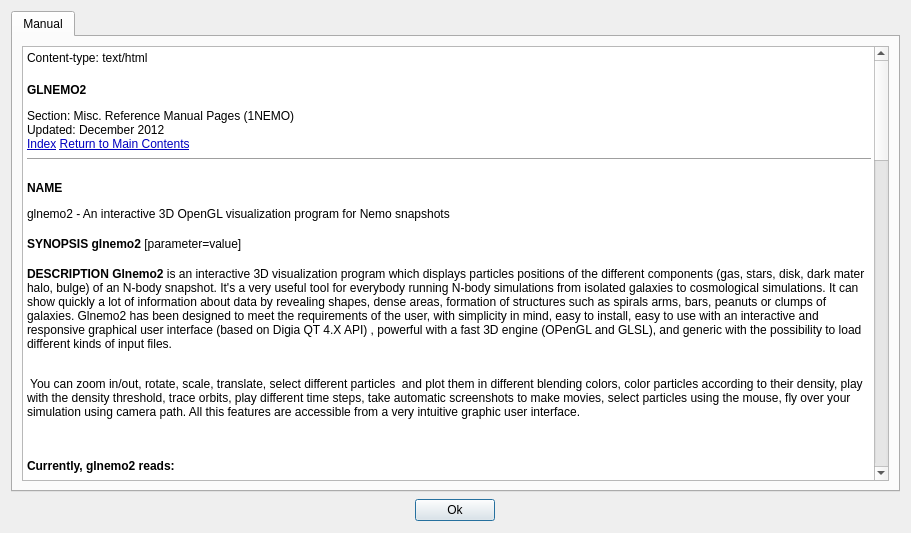
The window that src/formhelp.ui (jcldc/glnemo2) describes before a commit, drawn with Qt 5.
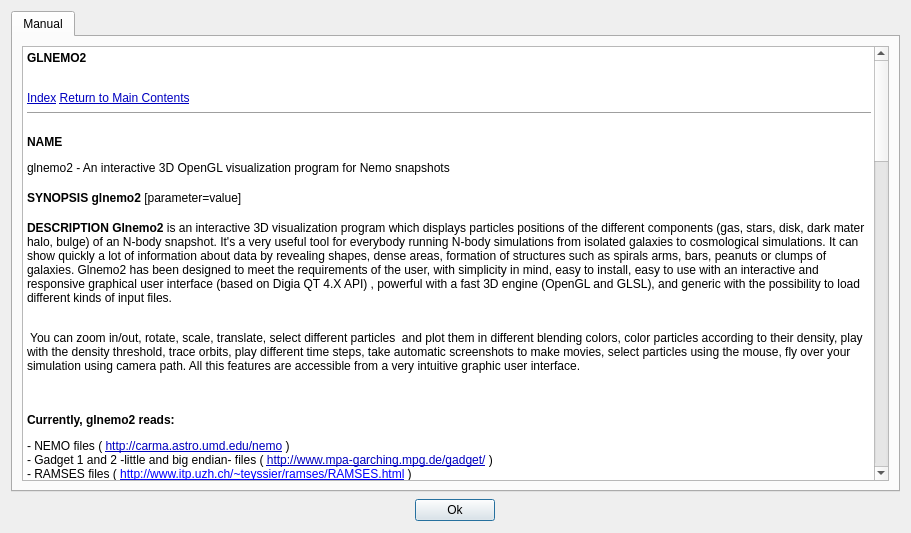
The same window after the commit.

What changed in the file:
```diff
--- a/src/formhelp.ui
+++ b/src/formhelp.ui
@@ -64,20 +64,19 @@
 &lt;html&gt;&lt;head&gt;&lt;meta name=&quot;qrichtext&quot; content=&quot;1&quot; /&gt;&lt;title&gt;Manpage of GLNEMO2&lt;/title&gt;&lt;style type=&quot;text/css&quot;&gt;
 p, li { white-space: pre-wrap; }
 &lt;/style&gt;&lt;/head&gt;&lt;body style=&quot; font-family:'Sans Serif'; font-size:9pt; font-weight:400; font-style:normal;&quot;&gt;
-&lt;p style=&quot; margin-top:0px; margin-bottom:0px; margin-left:0px; margin-right:0px; -qt-block-indent:0; text-indent:0px;&quot;&gt;Content-type: text/html &lt;/p&gt;
 &lt;p style=&quot; margin-top:18px; margin-bottom:12px; margin-left:0px; margin-right:0px; -qt-block-indent:0; text-indent:0px;&quot;&gt;&lt;span style=&quot; font-weight:600;&quot;&gt;GLNEMO2&lt;/span&gt;&lt;/p&gt;
-&lt;p style=&quot; margin-top:0px; margin-bottom:0px; margin-left:0px; margin-right:0px; -qt-block-indent:0; text-indent:0px;&quot;&gt;Section: Misc. Reference Manual Pages (1NEMO)&lt;br /&gt;Updated: December 2012&lt;br /&gt;&lt;a href=&quot;#index&quot;&gt;&lt;span style=&quot; text-decoration: underline; color:#0000c0;&quot;&gt;Index&lt;/span&gt;&lt;/a&gt; &lt;a href=&quot;http://localhost/cgi-bin/man/man2html&quot;&gt;&lt;span style=&quot; text-decoration: underline; color:#0000c0;&quot;&gt;Return to Main Contents&lt;/span&gt;&lt;/a&gt;&lt;/p&gt;
+&lt;p style=&quot; margin-top:0px; margin-bottom:0px; margin-left:0px; margin-right:0px; -qt-block-indent:0; text-indent:0px;&quot;&gt;&lt;br /&gt;&lt;a href=&quot;#index&quot;&gt;&lt;span style=&quot; text-decoration: underline; color:#0000c0;&quot;&gt;Index&lt;/span&gt;&lt;/a&gt; &lt;a href=&quot;http://localhost/cgi-bin/man/man2html&quot;&gt;&lt;span style=&quot; text-decoration: underline; color:#0000c0;&quot;&gt;Return to Main Contents&lt;/span&gt;&lt;/a&gt;&lt;/p&gt;
 &lt;hr /&gt;
 &lt;p style=&quot; margin-top:16px; margin-bottom:12px; margin-left:0px; margin-right:0px; -qt-block-indent:0; text-indent:0px;&quot;&gt;&lt;span style=&quot; font-weight:600;&quot;&gt;NAME&lt;/span&gt;&lt;/p&gt;
 &lt;p style=&quot; margin-top:0px; margin-bottom:0px; margin-left:0px; margin-right:0px; -qt-block-indent:0; text-indent:0px;&quot;&gt;glnemo2 - An interactive 3D OpenGL visualization program for Nemo snapshots &lt;a name=&quot;lbAC&quot;&gt;&lt;/a&gt;  &lt;/p&gt;
 &lt;p style=&quot; margin-top:16px; margin-bottom:12px; margin-left:0px; margin-right:0px; -qt-block-indent:0; text-indent:0px;&quot;&gt;&lt;span style=&quot; font-weight:600;&quot;&gt;SYNOPSIS&lt;/span&gt; &lt;span style=&quot; font-weight:600;&quot;&gt;glnemo2&lt;/span&gt; [parameter=value] &lt;a name=&quot;lbAD&quot;&gt;&lt;/a&gt;  &lt;/p&gt;
-&lt;p style=&quot; margin-top:16px; margin-bottom:12px; margin-left:0px; margin-right:0px; -qt-block-indent:0; text-indent:0px;&quot;&gt;&lt;span style=&quot; font-weight:600;&quot;&gt;DESCRIPTION&lt;/span&gt; &lt;span style=&quot; font-weight:600;&quot;&gt;Glnemo2&lt;/span&gt; is an interactive 3D visualization program which displays particles positions of the different components (gas, stars, disk, dark mater halo, bulge) of an N-body snapshot. It's a very useful tool for everybody running N-body simulations from isolated galaxies to cosmological simulations. It can show quickly a lot of information about data by revealing shapes, dense areas, formation of structures such as spirals arms, bars, peanuts or clumps of galaxies. Glnemo2 has been designed to meet the requirements of the user, with simplicity in mind, easy to install, easy to use with an interactive and responsive graphical user interface (based on Digia QT 4.X API) , powerful with a fast 3D engine (OPenGL and GLSL), and generic with the possibility to load different kinds of input files. &lt;/p&gt;
+&lt;p style=&quot; margin-top:16px; margin-bottom:12px; margin-left:0px; margin-right:0px; -qt-block-indent:0; text-indent:0px;&quot;&gt;&lt;span style=&quot; font-weight:600;&quot;&gt;DESCRIPTION&lt;/span&gt; &lt;span style=&quot; font-weight:600;&quot;&gt;Glnemo2&lt;/span&gt; is an interactive 3D visualization program which displays particles positions of the different components (gas, stars, disk, dark mater halo, bulge) of an N-body snapshot. It's a very useful tool for everybody running N-body simulations from isolated galaxies to cosmological simulations. It can show quickly a lot of information about data by revealing shapes, dense areas, formation of structures such as spirals arms, bars, peanuts or clumps of galaxies. Glnemo2 has been designed to meet the requirements of the user, with simplicity in mind, easy to install, easy to use with an interactive and responsive graphical user interface (based on Digia QT 4.X API) , powerful with a fast 3D engine (OpenGL and GLSL), and generic with the possibility to load different kinds of input files. &lt;/p&gt;
 &lt;p style=&quot; margin-top:12px; margin-bottom:12px; margin-left:0px; margin-right:0px; -qt-block-indent:0; text-indent:0px;&quot;&gt;&lt;br /&gt; You can zoom in/out, rotate, scale, translate, select different particles  and plot them in different blending colors, color particles according to their density, play with the density threshold, trace orbits, play different time steps, take automatic screenshots to make movies, select particles using the mouse, fly over your simulation using camera path. All this features are accessible from a very intuitive graphic user interface. &lt;/p&gt;
 &lt;p style=&quot; margin-top:0px; margin-bottom:0px; margin-left:0px; margin-right:0px; -qt-block-indent:0; text-indent:0px;&quot;&gt;&lt;a name=&quot;lbAE&quot;&gt;&lt;/a&gt;  &lt;/p&gt;
 &lt;p style=&quot; margin-top:14px; margin-bottom:12px; margin-left:0px; margin-right:0px; -qt-block-indent:0; text-indent:0px;&quot;&gt;&lt;span style=&quot; font-weight:600;&quot;&gt;Currently, glnemo2 reads:&lt;/span&gt; &lt;/p&gt;
 &lt;p style=&quot; margin-top:12px; margin-bottom:0px; margin-left:0px; margin-right:0px; -qt-block-indent:0; text-indent:0px;&quot;&gt;&lt;span style=&quot; font-family:'Courier New,courier';&quot;&gt;- NEMO files ( &lt;/span&gt;&lt;a href=&quot;http://carma.astro.umd.edu/nemo&quot;&gt;&lt;span style=&quot; font-family:'Courier New,courier'; text-decoration: underline; color:#0000c0;&quot;&gt;http://carma.astro.umd.edu/nemo&lt;/span&gt;&lt;/a&gt;&lt;span style=&quot; font-family:'Courier New,courier';&quot;&gt; )&lt;/span&gt;&lt;/p&gt;
 &lt;p style=&quot; margin-top:0px; margin-bottom:0px; margin-left:0px; margin-right:0px; -qt-block-indent:0; text-indent:0px;&quot;&gt;&lt;span style=&quot; font-family:'Courier New,courier';&quot;&gt;- Gadget 1 and 2 -little and big endian- files ( &lt;/span&gt;&lt;a href=&quot;http://www.mpa-garching.mpg.de/gadget/&quot;&gt;&lt;span style=&quot; font-family:'Courier New,courier'; text-decoration: underline; color:#0000c0;&quot;&gt;http://www.mpa-garching.mpg.de/gadget/&lt;/span&gt;&lt;/a&gt;&lt;span style=&quot; font-family:'Courier New,courier';&quot;&gt; )&lt;/span&gt;&lt;/p&gt;
-&lt;p style=&quot; margin-top:0px; margin-bottom:0px; margin-left:0px; margin-right:0px; -qt-block-indent:0; text-indent:0px;&quot;&gt;&lt;span style=&quot; font-family:'Courier New,courier';&quot;&gt;- RAMSES files ( &lt;/span&gt;&lt;a href=&quot;http://irfu.cea.fr/Projets/Site_ramses/RAMSES.html&quot;&gt;&lt;span style=&quot; font-family:'Courier New,courier'; text-decoration: underline; color:#0000c0;&quot;&gt;http://irfu.cea.fr/Projets/Site_ramses/RAMSES.html&lt;/span&gt;&lt;/a&gt;&lt;span style=&quot; font-family:'Courier New,courier';&quot;&gt; )&lt;/span&gt;&lt;/p&gt;
+&lt;p style=&quot; margin-top:0px; margin-bottom:0px; margin-left:0px; margin-right:0px; -qt-block-indent:0; text-indent:0px;&quot;&gt;&lt;span style=&quot; font-family:'Courier New,courier';&quot;&gt;- RAMSES files ( &lt;/span&gt;&lt;a href=&quot;http://www.itp.uzh.ch/~teyssier/ramses/RAMSES.html&quot;&gt;&lt;span style=&quot; text-decoration: underline; color:#0000ff;&quot;&gt;http://www.itp.uzh.ch/~teyssier/ramses/RAMSES.html&lt;/span&gt;&lt;/a&gt;&lt;span style=&quot; font-family:'Courier New,courier';&quot;&gt; )&lt;/span&gt;&lt;/p&gt;
 &lt;p style=&quot; margin-top:0px; margin-bottom:0px; margin-left:0px; margin-right:0px; -qt-block-indent:0; text-indent:0px;&quot;&gt;&lt;span style=&quot; font-family:'Courier New,courier';&quot;&gt;- FTM files (Clayton Heller's sph/nbody code)&lt;/span&gt;&lt;/p&gt;
 &lt;p style=&quot; margin-top:0px; margin-bottom:0px; margin-left:0px; margin-right:0px; -qt-block-indent:0; text-indent:0px;&quot;&gt;&lt;span style=&quot; font-family:'Courier New,courier';&quot;&gt;- phiGRAPE file ( &lt;/span&gt;&lt;a href=&quot;http://wiki.cs.rit.edu/bin/view/GRAPEcluster/phiGRAPE&quot;&gt;&lt;span style=&quot; font-family:'Courier New,courier'; text-decoration: underline; color:#0000c0;&quot;&gt;http://wiki.cs.rit.edu/bin/view/GRAPEcluster/phiGRAPE&lt;/span&gt;&lt;/a&gt;&lt;span style=&quot; font-family:'Courier New,courier';&quot;&gt; )&lt;/span&gt;&lt;/p&gt;
 &lt;p style=&quot; margin-top:0px; margin-bottom:0px; margin-left:0px; margin-right:0px; -qt-block-indent:0; text-indent:0px;&quot;&gt;&lt;span style=&quot; font-family:'Courier New,courier';&quot;&gt;- list of files stored in a file&lt;/span&gt;&lt;/p&gt;
@@ -313,7 +312,7 @@
 &lt;p style=&quot; margin-top:0px; margin-bottom:0px; margin-left:0px; margin-right:0px; -qt-block-indent:0; text-indent:0px;&quot;&gt;glnemo(1NEMO) &lt;/p&gt;
 &lt;p style=&quot; margin-top:12px; margin-bottom:12px; margin-left:0px; margin-right:0px; -qt-block-indent:0; text-indent:0px;&quot;&gt;&lt;a href=&quot;http://qt-project.org/downloads&quot;&gt;&lt;span style=&quot; text-decoration: underline; color:#0000c0;&quot;&gt;http://qt-project.org/downloads&lt;/span&gt;&lt;/a&gt; Qt library web site &lt;a name=&quot;lbAL&quot;&gt;&lt;/a&gt;  &lt;/p&gt;
 &lt;p style=&quot; margin-top:16px; margin-bottom:12px; margin-left:0px; margin-right:0px; -qt-block-indent:0; text-indent:0px;&quot;&gt;&lt;span style=&quot; font-weight:600;&quot;&gt;LICENCE&lt;/span&gt;&lt;/p&gt;
-&lt;p style=&quot; margin-top:0px; margin-bottom:0px; margin-left:0px; margin-right:0px; -qt-block-indent:0; text-indent:0px;&quot;&gt;CeCILL ( see &lt;a href=&quot;http://www.cecill.info&quot;&gt;&lt;span style=&quot; text-decoration: underline; color:#0000c0;&quot;&gt;http://www.cecill.info&lt;/span&gt;&lt;/a&gt; ) &lt;a name=&quot;lbAM&quot;&gt;&lt;/a&gt;  &lt;/p&gt;
+&lt;p style=&quot; margin-top:0px; margin-bottom:0px; margin-left:0px; margin-right:0px; -qt-block-indent:0; text-indent:0px;&quot;&gt;CeCILL ( see &lt;a href=&quot;http://www.cecill.info/index.en.html&quot;&gt;&lt;span style=&quot; text-decoration: underline; color:#0000ff;&quot;&gt;http://www.cecill.info/index.en.html&lt;/span&gt;&lt;/a&gt;) &lt;a name=&quot;lbAM&quot;&gt;&lt;/a&gt;  &lt;/p&gt;
 &lt;p style=&quot; margin-top:16px; margin-bottom:12px; margin-left:0px; margin-right:0px; -qt-block-indent:0; text-indent:0px;&quot;&gt;&lt;span style=&quot; font-weight:600;&quot;&gt;FILES&lt;/span&gt;&lt;/p&gt;
 &lt;p style=&quot; margin-top:0px; margin-bottom:0px; margin-left:0px; margin-right:0px; -qt-block-indent:0; text-indent:0px;&quot;&gt;$NEMO/usr/jcl/glnemo2: directory with source code &lt;br /&gt;$NEMO/usr/jcl/glnemo2/gyrfalcon: runtime gyrfalcon manipulator (See README) &lt;/p&gt;
 &lt;p style=&quot; margin-top:8px; margin-bottom:0px; margin-left:0px; margin-right:0px; -qt-block-indent:0; text-indent:0px;&quot;&gt;&lt;a href=&quot;http://projets.oamp.fr/projects/glnemo2&quot;&gt;&lt;span style=&quot; font-weight:600; text-decoration: underline; color:#0000c0;&quot;&gt;http://projets.lam.fr/projects/glnemo2&lt;/span&gt;&lt;/a&gt; Home page&lt;/p&gt;
@@ -353,8 +352,7 @@
 &lt;p style=&quot; margin-top:0px; margin-bottom:0px; margin-left:0px; margin-right:0px; -qt-block-indent:0; text-indent:0px;&quot;&gt;&lt;a href=&quot;#lbAM&quot;&gt;&lt;span style=&quot; text-decoration: underline; color:#0000c0;&quot;&gt;FILES&lt;/span&gt;&lt;/a&gt;&lt;/p&gt;
 &lt;p style=&quot; margin-top:0px; margin-bottom:0px; margin-left:0px; margin-right:0px; -qt-block-indent:0; text-indent:0px;&quot;&gt;&lt;a href=&quot;#lbAN&quot;&gt;&lt;span style=&quot; text-decoration: underline; color:#0000c0;&quot;&gt;AUTHOR&lt;/span&gt;&lt;/a&gt;&lt;/p&gt;
 &lt;p style=&quot; margin-top:0px; margin-bottom:0px; margin-left:0px; margin-right:0px; -qt-block-indent:0; text-indent:0px;&quot;&gt;&lt;a href=&quot;#lbAO&quot;&gt;&lt;span style=&quot; text-decoration: underline; color:#0000c0;&quot;&gt;UPDATE HISTORY&lt;/span&gt;&lt;/a&gt;&lt;/p&gt;
-&lt;hr /&gt;
-&lt;p style=&quot; margin-top:0px; margin-bottom:0px; margin-left:0px; margin-right:0px; -qt-block-indent:0; text-indent:0px;&quot;&gt;This document was created by &lt;a href=&quot;http://localhost/cgi-bin/man/man2html&quot;&gt;&lt;span style=&quot; text-decoration: underline; color:#0000c0;&quot;&gt;man2html&lt;/span&gt;&lt;/a&gt;, using the manual pages.&lt;br /&gt;Time: 07:56:41 GMT, July 26, 2012 &lt;/p&gt;&lt;/body&gt;&lt;/html&gt;</string>
+&lt;p style=&quot;-qt-paragraph-type:empty; margin-top:0px; margin-bottom:0px; margin-left:0px; margin-right:0px; -qt-block-indent:0; text-indent:0px;&quot;&gt;&lt;br /&gt;&lt;/p&gt;&lt;/body&gt;&lt;/html&gt;</string>
          </property>
          <property name="openExternalLinks">
           <bool>true</bool>
```
